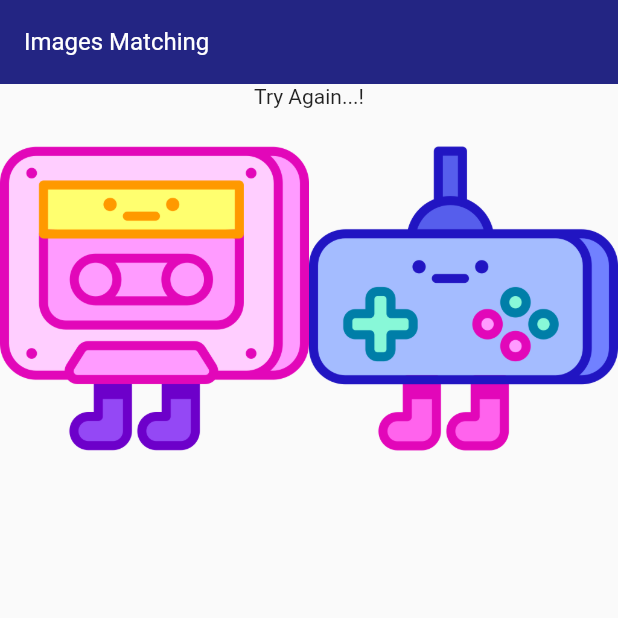
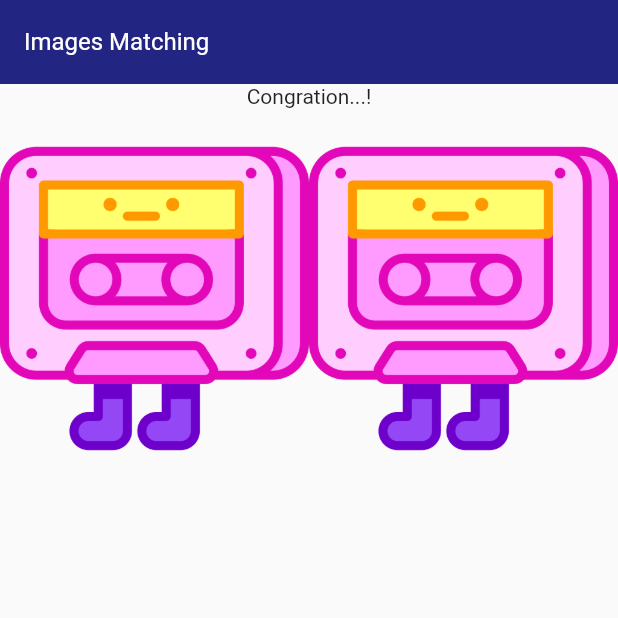
Before and after one commit to AyaAbdElmoneim158/FlutLab_Projects, a Flutter app: the screen it shows after launch, on a phone screen of 412 x 824 dp, the top half of it. Run offline on Flutter 3.47's test engine with Material 2 defaults, Android fonts, the light colour scheme and no system bars; our stand-ins replace cached_network_image, flutter_svg, fluttertoast.

Commit message:
🚩06. Ammar_projects_2023 👉 Add gameApp (Add Logic)

```diff
--- a/lib/06.Ammer_projects/03.game_app/game_app.dart
+++ b/lib/06.Ammer_projects/03.game_app/game_app.dart
@@ -2,14 +2,9 @@ import 'package:flutter/material.dart';
 import 'package:flutter_projects/06.Ammer_projects/03.game_app/widgets/game_app_bar.dart';
 import 'package:flutter_projects/06.Ammer_projects/03.game_app/widgets/game_body.dart';
 
-class GameApp extends StatefulWidget {
+class GameApp extends StatelessWidget {
   const GameApp({Key? key}) : super(key: key);
 
-  @override
-  State<GameApp> createState() => _GameAppState();
-}
-
-class _GameAppState extends State<GameApp> {
   @override
   Widget build(BuildContext context) {
     return const Scaffold(
--- a/lib/06.Ammer_projects/03.game_app/widgets/game_body.dart
+++ b/lib/06.Ammer_projects/03.game_app/widgets/game_body.dart
@@ -1,9 +1,24 @@
 import 'package:flutter/material.dart';
+import 'dart:math';
 
-class GameBody extends StatelessWidget {
+class GameBody extends StatefulWidget {
   const GameBody({
     super.key,
   });
+
+  @override
+  State<GameBody> createState() => _GameBodyState();
+}
+
+class _GameBodyState extends State<GameBody> {
+  int leftImageNum = 1;
+  int rightImageNum = 1;
+
+  void changeImageNum() {
+    leftImageNum = Random().nextInt(8) + 1;
+    rightImageNum = Random().nextInt(8) + 1;
+    setState(() {});
+  }
 
   @override
   Widget build(BuildContext context) {
@@ -11,14 +26,16 @@ class GameBody extends StatelessWidget {
       child: Column(
         children: [
           Text(
-            "Try Again...!",
+            (leftImageNum != rightImageNum)
+                ? "Try Again...!"
+                : "Congration...!",
             style: Theme.of(context).textTheme.bodyMedium,
           ),
           const SizedBox(height: 24),
           Row(
             children: [
-              Expanded(child: Image.asset("assets/gameImages/image-1.png")),
-              Expanded(child: Image.asset("assets/gameImages/image-2.png")),
+              ImageItem(imageNum: leftImageNum),
+              ImageItem(imageNum: rightImageNum),
             ],
           )
         ],
@@ -26,3 +43,22 @@ class GameBody extends StatelessWidget {
     );
   }
 }
+
+class ImageItem extends StatelessWidget {
+  const ImageItem({
+    super.key,
+    required this.imageNum,
+  });
+
+  final int imageNum;
+
+  @override
+  Widget build(BuildContext context) {
+    return Expanded(
+      child: InkWell(
+        onTap: () => changeImageNum(),
+        child: Image.asset('assets/gameImages/image-$imageNum.png'),
+      ),
+    );
+  }
+}
```
Also changed, not shown: 1 other file.
